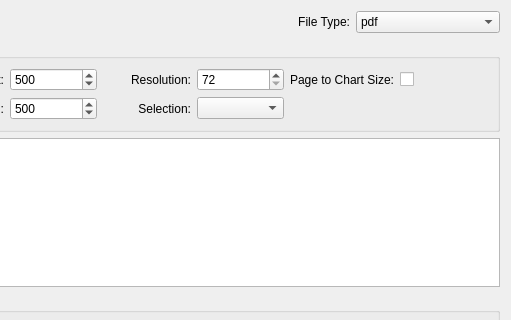
Qt form src/export.ui (iPenguin/CrochetCharts) before a commit; both pictures show x 107 to 618 and y 0 to 320 of the 618 by 626 pixel window.
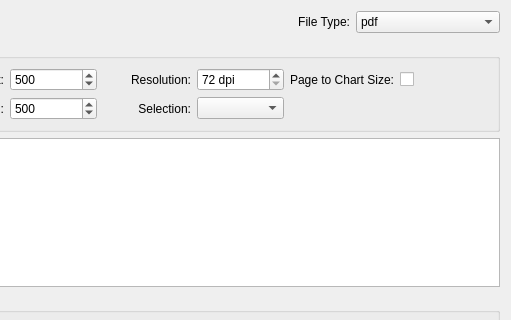
The same form after that commit.

Commit message: moved policies to website repo. added dpi to export resolution box

```diff
--- a/src/export.ui
+++ b/src/export.ui
@@ -67,6 +67,9 @@
       </item>
       <item row="0" column="3">
        <widget class="QSpinBox" name="resolution">
+        <property name="suffix">
+         <string> dpi</string>
+        </property>
         <property name="minimum">
          <number>72</number>
         </property>
```
The commit also changes 1 other file.
